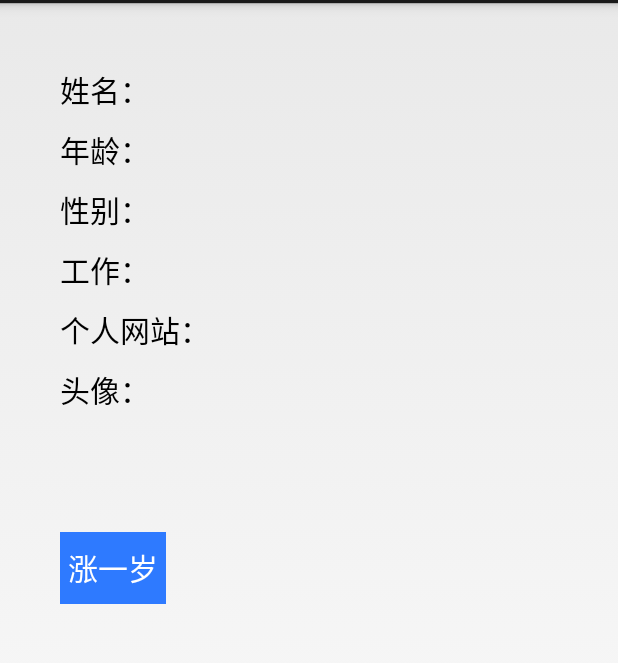
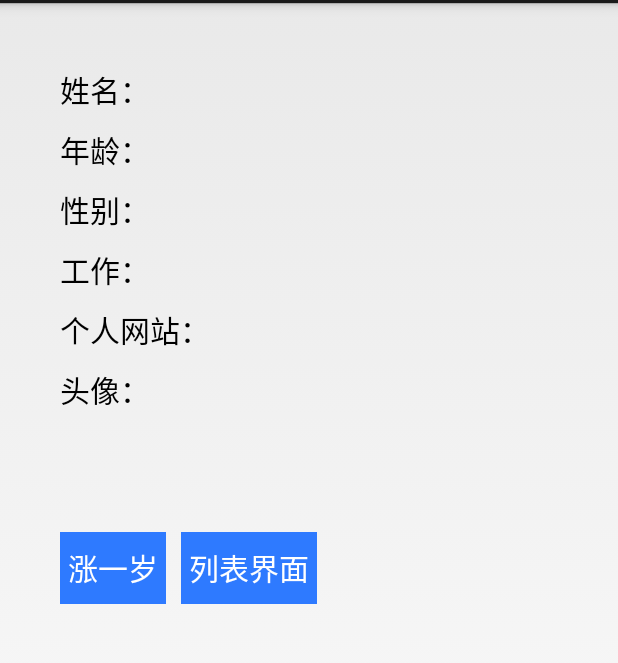
Before and after one commit to TChengZ/DataBindingDemo, an Android app: the layout activity_binding.xml on its own in the app's theme, with its tools: preview values and no code run, on a phone screen of 412 x 824 dp, the part 69-732 px from its top. Run offline under Robolectric (Android 15) with nearby library versions, the phone set to English and light mode, and no system bars.

Commit message:
新增列表界面

```diff
--- a/app/src/main/AndroidManifest.xml
+++ b/app/src/main/AndroidManifest.xml
@@ -16,6 +16,8 @@
                 <category android:name="android.intent.category.LAUNCHER" />
             </intent-filter>
         </activity>
+        <activity android:name=".activity.ListDataActivity">
+        </activity>
 
     </application>
     <uses-permission android:name="android.permission.READ_EXTERNAL_STORAGE" />
--- a/app/src/main/java/com/dbinding/jc/databindingdemo/presenter/IBindingPresenter.java
+++ b/app/src/main/java/com/dbinding/jc/databindingdemo/presenter/IBindingPresenter.java
@@ -9,4 +9,6 @@ import com.dbinding.jc.databindingdemo.view.IView;
 public interface IBindingPresenter<V extends IView> extends IPresenter<V>{
 
     void addAge();
+
+    void listPage();
 }
--- a/app/src/main/res/layout/activity_binding.xml
+++ b/app/src/main/res/layout/activity_binding.xml
@@ -206,6 +206,19 @@
                 style="@style/btn"
                 android:onClick="@{() -> presenter.addAge()}"
                 />
+            <Button
+                android:layout_width="wrap_content"
+                android:layout_height="wrap_content"
+                android:text="列表界面"
+                android:padding="5dp"
+                app:layout_constraintLeft_toRightOf="@+id/btn_add_age"
+                app:layout_constraintTop_toBottomOf="@+id/cl_avatar"
+                android:id="@+id/btn_list_page"
+                android:layout_marginTop="10dp"
+                android:layout_marginLeft="10dp"
+                style="@style/btn"
+                android:onClick="@{() -> presenter.listPage()}"
+                />
         </android.support.constraint.ConstraintLayout>
     </ScrollView>
 </layout>
```
Also changed, not shown: app/src/main/java/com/dbinding/jc/databindingdemo/activity/BaseActivity.java (+6 -4 lines), app/src/main/java/com/dbinding/jc/databindingdemo/activity/ListDataActivity.java (added, +24 -0 lines), app/src/main/java/com/dbinding/jc/databindingdemo/model/Article.java (added, +38 -0 lines), app/src/main/java/com/dbinding/jc/databindingdemo/presenter/BindingPresenter.java (+8 -1 lines), app/src/main/java/com/dbinding/jc/databindingdemo/presenter/IListDataPresenter.java (added, +11 -0 lines), app/src/main/java/com/dbinding/jc/databindingdemo/presenter/ListDataPresenter.java (added, +22 -0 lines), app/src/main/java/com/dbinding/jc/databindingdemo/view/IListDataView.java (added, +15 -0 lines), app/src/main/java/com/dbinding/jc/databindingdemo/view/ListDataView.java (added, +30 -0 lines), app/src/main/res/layout/activity_list.xml (added, +16 -0 lines).
